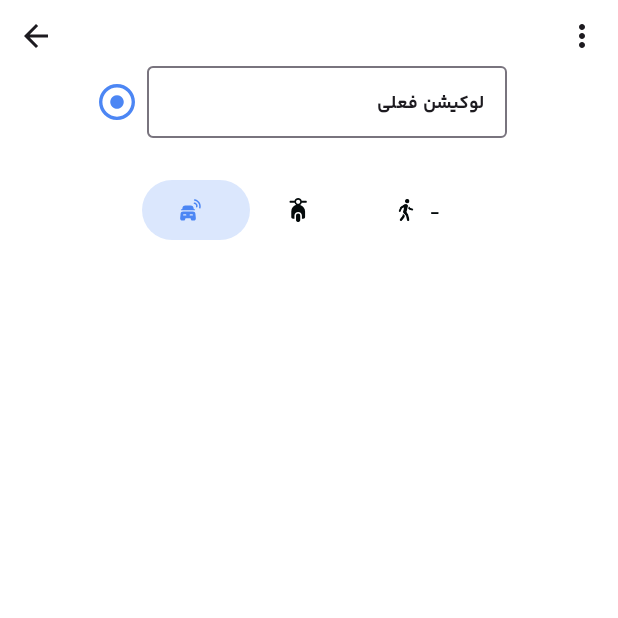
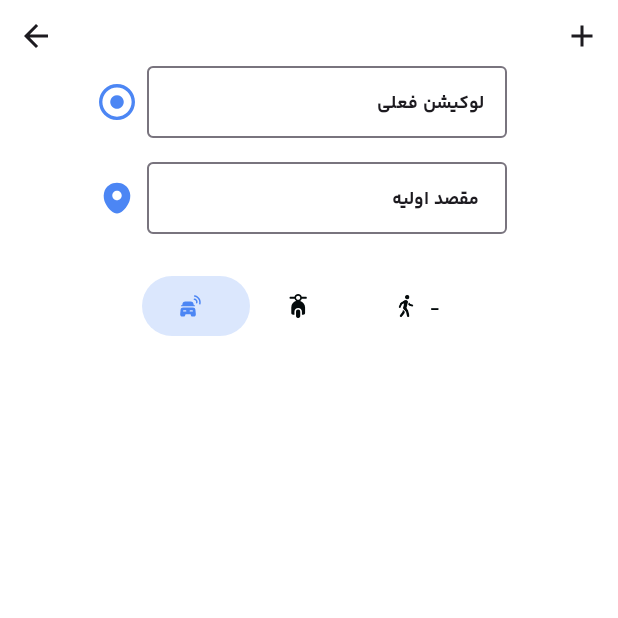
Before and after one commit to sorourrokni/Navigo, an Android app built with Jetpack Compose: the composable DynamicTopSheet called with empty values, on a phone screen of 412 x 824 dp, the top half of it. Run offline under Robolectric (Android 15) with nearby library versions, the phone set to English and light mode, and no system bars; 6 statements that could not run were skipped.

Commit message:
commit all changes

```diff
--- a/app/src/main/AndroidManifest.xml
+++ b/app/src/main/AndroidManifest.xml
@@ -7,7 +7,6 @@
     <uses-permission android:name="android.permission.ACCESS_COARSE_LOCATION" />
     <uses-permission android:name="android.permission.ACCESS_FINE_LOCATION" />
     <uses-permission android:name="android.permission.RECORD_AUDIO" />
-
 
     <application
         android:allowBackup="true"
@@ -29,7 +28,6 @@
                 <category android:name="android.intent.category.LAUNCHER" />
             </intent-filter>
         </activity>
-        <activity android:name=".activity.AddLabelActivity" />
     </application>
 
 </manifest>
--- a/app/src/main/java/com/example/navigo/component/DestinationItem.kt
+++ b/app/src/main/java/com/example/navigo/component/DestinationItem.kt
@@ -16,10 +16,9 @@ import androidx.compose.ui.Modifier
 import androidx.compose.ui.res.painterResource
 import androidx.compose.ui.text.style.TextAlign
 import androidx.compose.ui.unit.dp
-import com.example.navigo.data.model.common.Address
 
 @Composable
-fun DestinationItem(icon: Int, address: Address) {
+fun DestinationItem(icon: Int, address: String) {
     Row(
         modifier = Modifier
             .fillMaxWidth()
@@ -36,14 +35,13 @@ fun DestinationItem(icon: Int, address: Address) {
                 .width(24.dp)
 
         )
-        address.address?.let {
         OutlinedTextField(
             modifier = Modifier
                 .padding(start = 8.dp, end = 8.dp)
                 .height(48.dp)
                 .width(240.dp)
                 .wrapContentWidth(),
-                value = it,
+            value = address,
             onValueChange = {},
             singleLine = true,
             readOnly = true,
@@ -51,4 +49,3 @@ fun DestinationItem(icon: Int, address: Address) {
         )
     }
 }
-}
--- a/app/src/main/java/com/example/navigo/component/DynamicTopSheet.kt
+++ b/app/src/main/java/com/example/navigo/component/DynamicTopSheet.kt
@@ -13,12 +13,9 @@ import androidx.compose.foundation.lazy.LazyColumn
 import androidx.compose.foundation.shape.RoundedCornerShape
 import androidx.compose.material.icons.Icons
 import androidx.compose.material.icons.automirrored.filled.ArrowBack
-import androidx.compose.material.icons.filled.MoreVert
-import androidx.compose.material3.DropdownMenu
-import androidx.compose.material3.DropdownMenuItem
+import androidx.compose.material.icons.filled.Add
 import androidx.compose.material3.Icon
 import androidx.compose.material3.MaterialTheme
-import androidx.compose.material3.Text
 import androidx.compose.runtime.Composable
 import androidx.compose.runtime.getValue
 import androidx.compose.runtime.mutableStateListOf
@@ -29,6 +26,7 @@ import androidx.compose.ui.Alignment
 import androidx.compose.ui.Modifier
 import androidx.compose.ui.draw.clip
 import androidx.compose.ui.unit.dp
+import androidx.navigation.NavHostController
 import com.example.navigo.R
 import com.example.navigo.data.model.common.Address
 
@@ -38,44 +36,13 @@ fun DynamicTopSheet(
     address: Address?,
     carDistanceDetails: Pair<String, String>?,
     motorcycleDistanceDetails: Pair<String, String>?,
-    onMultiDestinationRouting: () -> Unit
+    navController: NavHostController
+
 ) {
-    val currentAddress = Address(
-        status = "OK",
-        address = "لوکیشن فعلی", // "Current Location"
-        routeName = "Main Road",
-        routeType = "Street",
-        neighbourhood = "Downtown",
-        city = "Tehran",
-        state = "Tehran",
-        place = "Landmark X",
-        municipalityZone = "Zone 5",
-        inTrafficZone = true,
-        inOddEvenZone = false,
-        village = null,
-        county = "Tehran County",
-        district = "Central District"
-    )
 
-    var expanded by remember { mutableStateOf(false) }
     var isAddingDestination by remember { mutableStateOf(false) }
-    val destinations = remember { mutableStateListOf(currentAddress) }
-
-    if (!isAddingDestination) {
-        destinations.clear()
-        destinations.add(currentAddress)
-        address?.let { newAddress ->
-            if (destinations.none { it.address == newAddress.address }) {
-                destinations.add(newAddress)
-            }
-        }
-    } else {
-        address?.let { newAddress ->
-            if (destinations.none { it.address == newAddress.address }) {
-                destinations.add(newAddress)
-            }
-        }
-    }
+    val destinations =
+        remember { mutableStateListOf("لوکیشن فعلی", address?.address ?: "مقصد اولیه ") }
 
     Column(
         modifier = Modifier
@@ -101,32 +68,17 @@ fun DynamicTopSheet(
                     .clickable { onDismiss() }
             )
             Icon(
-                Icons.Filled.MoreVert,
-                contentDescription = "more icon",
+                Icons.Filled.Add,
+                contentDescription = "add icon",
                 modifier = Modifier
                     .padding(end = 12.dp)
                     .width(24.dp)
                     .height(24.dp)
-                    .clickable { expanded = !expanded }
+                    .clickable {
+                        destinations.add("آدرس جدید")
+                        isAddingDestination = true
+                    }
             )
-            DropdownMenu(
-                expanded = expanded,
-                onDismissRequest = { expanded = false },
-                modifier = Modifier.clip(RoundedCornerShape(8.dp))
-            ) {
-                DropdownMenuItem(
-                    modifier = Modifier.background(color = MaterialTheme.colorScheme.background),
-                    onClick = {
-                        isAddingDestination = true
-                        onMultiDestinationRouting()
-                    },
-                    text = {
-                        Text(
-                            text = "افزودن مقصد",
-                            style = MaterialTheme.typography.titleSmall
-                        )
-                    })
-            }
         }
 
         LazyColumn(
@@ -134,10 +86,10 @@ fun DynamicTopSheet(
                 .fillMaxWidth()
         ) {
             items(destinations.size) { index ->
-                val icon: Int = if (index == 0) {
-                    R.drawable.ic_circle_dot
-                } else {
-                    R.drawable.ic_marker_bold
+                val icon: Int = when (index) {
+                    0 -> R.drawable.ic_circle_dot
+                    1 -> R.drawable.ic_marker_bold
+                    else -> R.drawable.ic_marker_bold
                 }
                 DestinationItem(
                     address = destinations[index],
@@ -145,7 +97,6 @@ fun DynamicTopSheet(
                 )
             }
         }
-
         ToggleButtons(
             carDistanceDetails = carDistanceDetails,
             motorcycleDistanceDetails = motorcycleDistanceDetails
--- a/app/src/main/java/com/example/navigo/ui/SearchScreen.kt
+++ b/app/src/main/java/com/example/navigo/ui/SearchScreen.kt
@@ -229,6 +229,7 @@ fun SearchScreen(
                     onClick = { latLng ->
                         selectedLocation = latLng
                         selectedLocation?.let {
+                            navController.popBackStack()
                             navController.navigate("main/${it.latitude}/${it.longitude}")
                         }
                     },
```
Also changed, not shown: app/src/main/java/com/example/navigo/activity/AddLabelActivity.kt (deleted, +0 -38 lines), app/src/main/java/com/example/navigo/component/LocationContent.kt (+3 -4 lines), app/src/main/java/com/example/navigo/component/Map.kt (+4 -5 lines), app/src/main/java/com/example/navigo/ui/MainScreen.kt (+5 -4 lines), 1 other file. Lines whose indentation alone changed are shown as unchanged.
